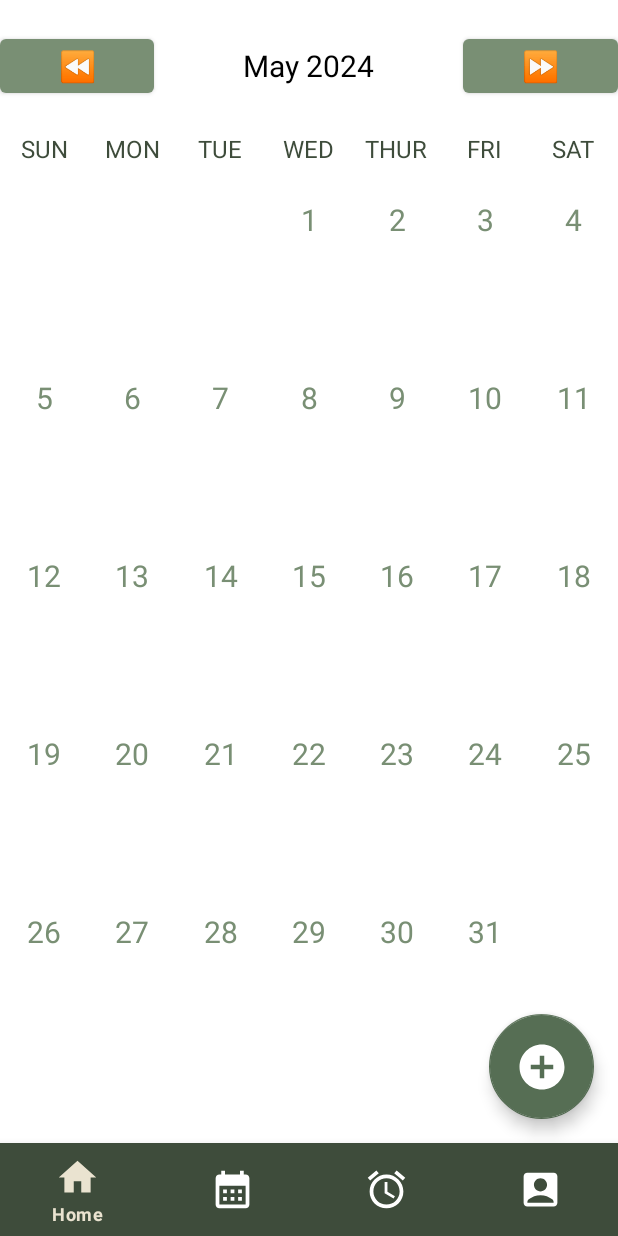
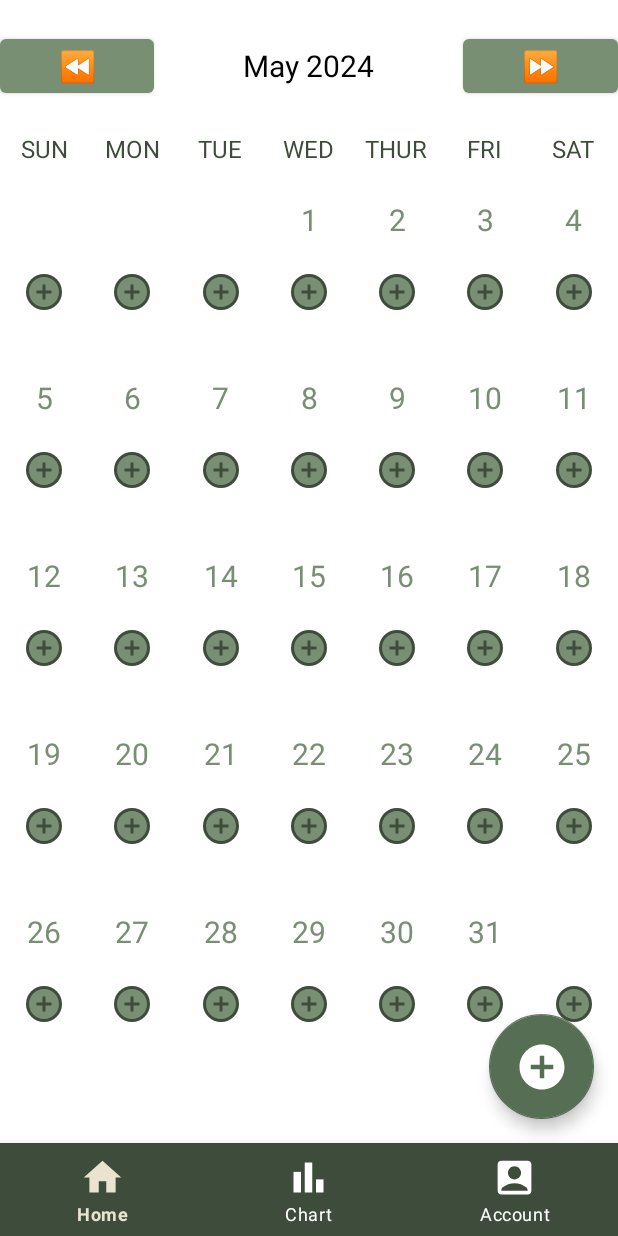
Before and after one commit to huytt268/moodtracker, an Android app: the screen it shows after launch (TodoListActivity), on a phone screen of 412 x 824 dp. Run offline under Robolectric (Android 15) with nearby library versions, the phone set to English and light mode, and no system bars.

Commit message:
Update chart fragment

```diff
--- a/app/src/main/java/Chart.java
+++ b/app/src/main/java/com/hfad/uitime/Chart.java
@@ -1,3 +1,5 @@
+package com.hfad.uitime;
+
 import com.github.mikephil.charting.charts.LineChart;
 import com.github.mikephil.charting.components.Description;
 import com.github.mikephil.charting.components.XAxis;
--- a/app/src/main/java/com/hfad/uitime/HomeFragment.java
+++ b/app/src/main/java/com/hfad/uitime/HomeFragment.java
@@ -72,8 +72,6 @@ public class HomeFragment extends Fragment implements CalendarAdapter.OnItemList
 
     }
 
-
-
     @Override
     public View onCreateView(LayoutInflater inflater, ViewGroup container,
                              Bundle savedInstanceState) {
@@ -81,6 +79,24 @@ public class HomeFragment extends Fragment implements CalendarAdapter.OnItemList
         calendarRecyclerView = view.findViewById(R.id.calendarRecyclerView);
         monthYearText = view.findViewById(R.id.monthYearTV);
         selectedDate = LocalDate.now();
+
+        Button previousMonth = view.findViewById(R.id.previousMonthBtn);
+        Button nextMonth = view.findViewById(R.id.nextMonthBtn);
+
+        previousMonth.setOnClickListener(new View.OnClickListener() {
+            @Override
+            public void onClick(View v) {
+                previousMonthAction(v);
+            }
+        });
+
+        nextMonth.setOnClickListener(new View.OnClickListener() {
+            @Override
+            public void onClick(View v) {
+                nextMonthAction(v);
+            }
+        });
+
         setMonthView();
         return view;
     }
@@ -91,7 +107,7 @@ public class HomeFragment extends Fragment implements CalendarAdapter.OnItemList
         ArrayList<String> daysInMonth = daysInMonthArray(selectedDate);
 
         CalendarAdapter calendarAdapter = new CalendarAdapter(daysInMonth, this);
-        RecyclerView.LayoutManager layoutManager = new GridLayoutManager(getActivity().getApplicationContext(), 7);
+        RecyclerView.LayoutManager layoutManager = new GridLayoutManager(getContext(), 7);
         calendarRecyclerView.setLayoutManager(layoutManager);
         calendarRecyclerView.setAdapter(calendarAdapter);
     }
@@ -126,8 +142,8 @@ public class HomeFragment extends Fragment implements CalendarAdapter.OnItemList
         return date.format(formatter);
     }
 
-    public void previousMonthAction(View view)
-    {
+
+    public void previousMonthAction(View view) {
         selectedDate = selectedDate.minusMonths(1);
         setMonthView();
     }
@@ -147,4 +163,6 @@ public class HomeFragment extends Fragment implements CalendarAdapter.OnItemList
 //            Toast.makeText(this, message, Toast.LENGTH_LONG).show();
         }
     }
+
+
 }
--- /dev/null
+++ b/app/src/main/res/drawable/circle_btn.xml
@@ -0,0 +1,4 @@
+<shape xmlns:android="http://schemas.android.com/apk/res/android">
+    <solid android:color="@color/background" />
+    <corners android:radius="12dp" />
+</shape>
--- /dev/null
+++ b/app/src/main/res/drawable/ic_chart.xml
@@ -0,0 +1,9 @@
+<vector xmlns:android="http://schemas.android.com/apk/res/android" android:height="24dp" android:tint="#000000" android:viewportHeight="24" android:viewportWidth="24" android:width="24dp">
+
+    <path android:fillColor="@android:color/white" android:pathData="M4,9h4v11h-4z"/>
+
+    <path android:fillColor="@android:color/white" android:pathData="M16,13h4v7h-4z"/>
+
+    <path android:fillColor="@android:color/white" android:pathData="M10,4h4v16h-4z"/>
+
+</vector>
--- a/app/src/main/res/layout/calendar_cell.xml
+++ b/app/src/main/res/layout/calendar_cell.xml
@@ -16,4 +16,17 @@
         app:layout_constraintRight_toRightOf="parent"
         app:layout_constraintLeft_toLeftOf="parent"
         app:layout_constraintVertical_bias="0.25"/>
+
+    <ImageButton
+        android:id="@+id/cellAddBtn"
+        android:layout_width="wrap_content"
+        android:layout_height="wrap_content"
+        android:background="@drawable/circle_btn"
+        app:layout_constraintBottom_toBottomOf="parent"
+        app:layout_constraintLeft_toLeftOf="parent"
+        app:layout_constraintRight_toRightOf="parent"
+        app:layout_constraintTop_toBottomOf="@+id/cellDayText"
+        app:tint="@color/primary"
+        android:backgroundTint="@color/background"
+        android:src="@drawable/ic_add_item"/>
 </androidx.constraintlayout.widget.ConstraintLayout>
--- a/app/src/main/res/layout/fragment_home.xml
+++ b/app/src/main/res/layout/fragment_home.xml
@@ -13,6 +13,7 @@
         android:layout_marginBottom="20dp"
         android:layout_marginTop="20dp">
         <Button
+            android:id="@+id/previousMonthBtn"
             android:layout_width="0dp"
             android:layout_height="wrap_content"
             android:layout_weight="1"
@@ -20,7 +21,6 @@
             android:textColor="@color/primary"
             android:background="@null"
             android:textStyle="bold"
-            android:onClick="previousMonthAction"
             android:textSize="20sp"/>
 
         <TextView
@@ -34,6 +34,7 @@
             android:textColor="@color/black"/>
 
         <Button
+            android:id="@+id/nextMonthBtn"
             android:layout_width="0dp"
             android:layout_height="wrap_content"
             android:layout_weight="1"
@@ -41,7 +42,6 @@
             android:textColor="@color/primary"
             android:background="@null"
             android:textStyle="bold"
-            android:onClick="nextMonthAction"
             android:textSize="20sp"/>
 
     </LinearLayout>
--- a/app/src/main/res/menu/bottom_navigation_menu.xml
+++ b/app/src/main/res/menu/bottom_navigation_menu.xml
@@ -8,16 +8,9 @@
         />
 
     <item
-        android:id="@+id/navigation_calendar"
-        android:icon="@drawable/ic_calendar"
-        android:title="@string/calendar"/>
-
-
-
-    <item
-        android:id="@+id/navigation_pomodoro"
-        android:icon="@drawable/ic_pomodoro"
-        android:title="@string/pomodoro"
+        android:id="@+id/navigation_chart"
+        android:icon="@drawable/ic_chart"
+        android:title="@string/chart"
         />
 
     <item
--- a/app/src/main/res/values/strings.xml
+++ b/app/src/main/res/values/strings.xml
@@ -6,4 +6,5 @@
     <string name="account">Account</string>
     <!-- TODO: Remove or change this placeholder text -->
     <string name="hello_blank_fragment">Hello blank fragment</string>
+    <string name="chart">Chart</string>
 </resources>
```
Also changed, not shown: app/src/main/java/com/hfad/uitime/CalendarFragment.java (deleted, +0 -64 lines), app/src/main/java/com/hfad/uitime/ChartFragment.java (added, +162 -0 lines), app/src/main/java/com/hfad/uitime/PomodoroFragment.java (deleted, +0 -64 lines), app/src/main/java/com/hfad/uitime/views/TodoListActivity.java (+3 -6 lines), app/src/main/res/layout/fragment_calendar.xml (deleted, +0 -25 lines), app/src/main/res/layout/fragment_chart.xml (added, +120 -0 lines), app/src/main/res/layout/fragment_pomodoro.xml (deleted, +0 -15 lines).
